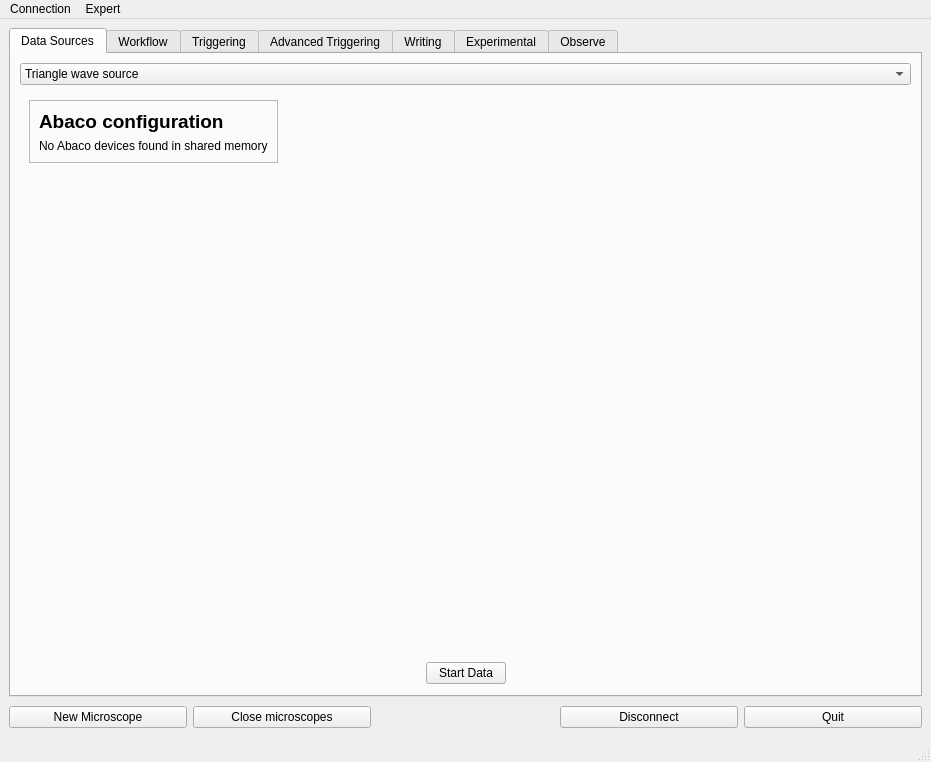
First picture: the form in dastardcommander/ui/dc.ui, repository usnistgov/dastardcommander, before the edit.
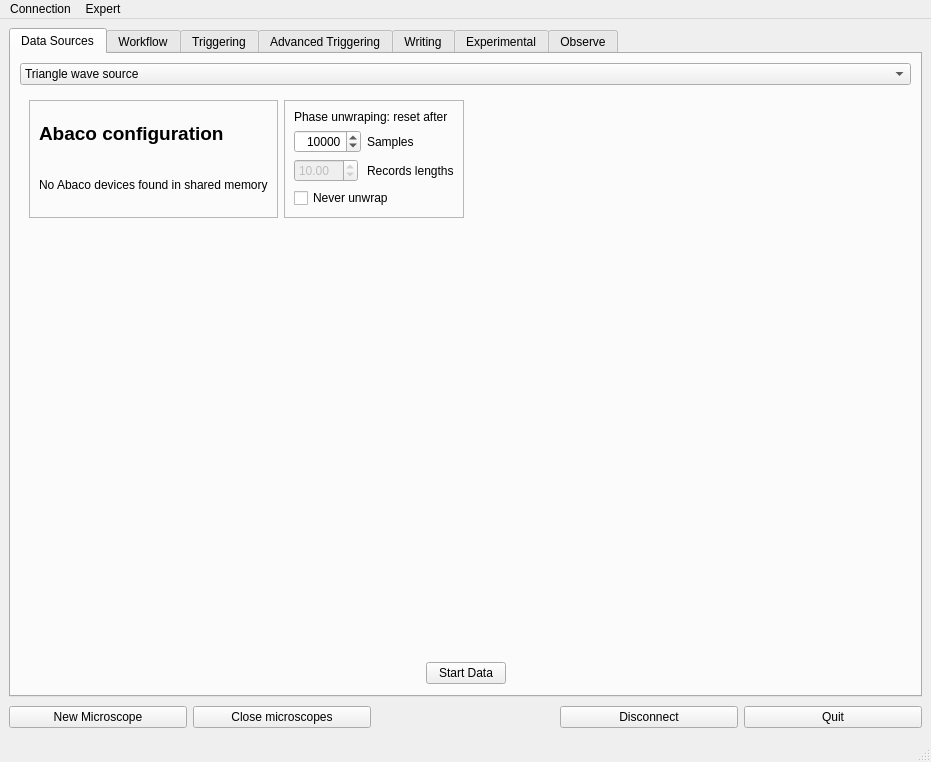
Second picture: the form after the edit. Icons and pictures are not drawn.

Commit message: Allow control of Abaco phase unwrapping

Diff of the .ui file:
```diff
--- a/dastardcommander/ui/dc.ui
+++ b/dastardcommander/ui/dc.ui
@@ -1054,7 +1054,7 @@
           </widget>
           <widget class="QWidget" name="abacoPage">
            <layout class="QGridLayout" name="gridLayout_11">
-            <item row="0" column="1">
+            <item row="0" column="2">
              <spacer name="horizontalSpacer_7">
               <property name="orientation">
                <enum>Qt::Horizontal</enum>
@@ -1067,6 +1067,19 @@
               </property>
              </spacer>
             </item>
+            <item row="1" column="0">
+             <spacer name="verticalSpacer_11">
+              <property name="orientation">
+               <enum>Qt::Vertical</enum>
+              </property>
+              <property name="sizeHint" stdset="0">
+               <size>
+                <width>20</width>
+                <height>40</height>
+               </size>
+              </property>
+             </spacer>
+            </item>
             <item row="0" column="0">
              <widget class="QFrame" name="abacoFrame">
               <property name="frameShape">
@@ -1107,18 +1120,90 @@
               </layout>
              </widget>
             </item>
-            <item row="1" column="0">
-             <spacer name="verticalSpacer_11">
-              <property name="orientation">
-               <enum>Qt::Vertical</enum>
+            <item row="0" column="1">
+             <widget class="QFrame" name="frame_2">
+              <property name="frameShape">
+               <enum>QFrame::StyledPanel</enum>
               </property>
-              <property name="sizeHint" stdset="0">
-               <size>
-                <width>20</width>
-                <height>40</height>
-               </size>
+              <property name="frameShadow">
+               <enum>QFrame::Raised</enum>
               </property>
-             </spacer>
+              <layout class="QVBoxLayout" name="verticalLayout_10">
+               <item>
+                <widget class="QLabel" name="label_25">
+                 <property name="text">
+                  <string>Phase unwraping: reset after</string>
+                 </property>
+                </widget>
+               </item>
+               <item>
+                <layout class="QFormLayout" name="formLayout">
+                 <item row="0" column="0">
+                  <widget class="QSpinBox" name="phaseResetSamplesBox">
+                   <property name="toolTip">
+                    <string extracomment="Phase unwrap resets to near-zero after this many samples"/>
+                   </property>
+                   <property name="alignment">
+                    <set>Qt::AlignRight|Qt::AlignTrailing|Qt::AlignVCenter</set>
+                   </property>
+                   <property name="minimum">
+                    <number>10</number>
+                   </property>
+                   <property name="maximum">
+                    <number>999999999</number>
+                   </property>
+                   <property name="value">
+                    <number>10000</number>
+                   </property>
+                  </widget>
+                 </item>
+                 <item row="0" column="1">
+                  <widget class="QLabel" name="label_26">
+                   <property name="text">
+                    <string>Samples</string>
+                   </property>
+                  </widget>
+                 </item>
+                 <item row="1" column="0">
+                  <widget class="QDoubleSpinBox" name="phaseResetMultiplierBox">
+                   <property name="enabled">
+                    <bool>false</bool>
+                   </property>
+                   <property name="toolTip">
+                    <string extracomment="Set Phase Unwrap Samples to be this multiple of the record length"/>
+                   </property>
+                   <property name="minimum">
+                    <double>1.000000000000000</double>
+                   </property>
+                   <property name="maximum">
+                    <double>999.990000000000009</double>
+                   </property>
+                   <property name="value">
+                    <double>10.000000000000000</double>
+                   </property>
+                  </widget>
+                 </item>
+                 <item row="1" column="1">
+                  <widget class="QLabel" name="label_27">
+                   <property name="text">
+                    <string>Records lengths</string>
+                   </property>
+                  </widget>
+                 </item>
+                </layout>
+               </item>
+               <item>
+                <widget class="QCheckBox" name="neverUnwrapCheck">
+                 <property name="toolTip">
+                  <string extracomment="Disable phase unwrapping completely"/>
+                 </property>
+                 <property name="text">
+                  <string>Never unwrap</string>
+                 </property>
+                </widget>
+               </item>
+              </layout>
+             </widget>
             </item>
            </layout>
           </widget>
```
The commit also changes 1 other file.
